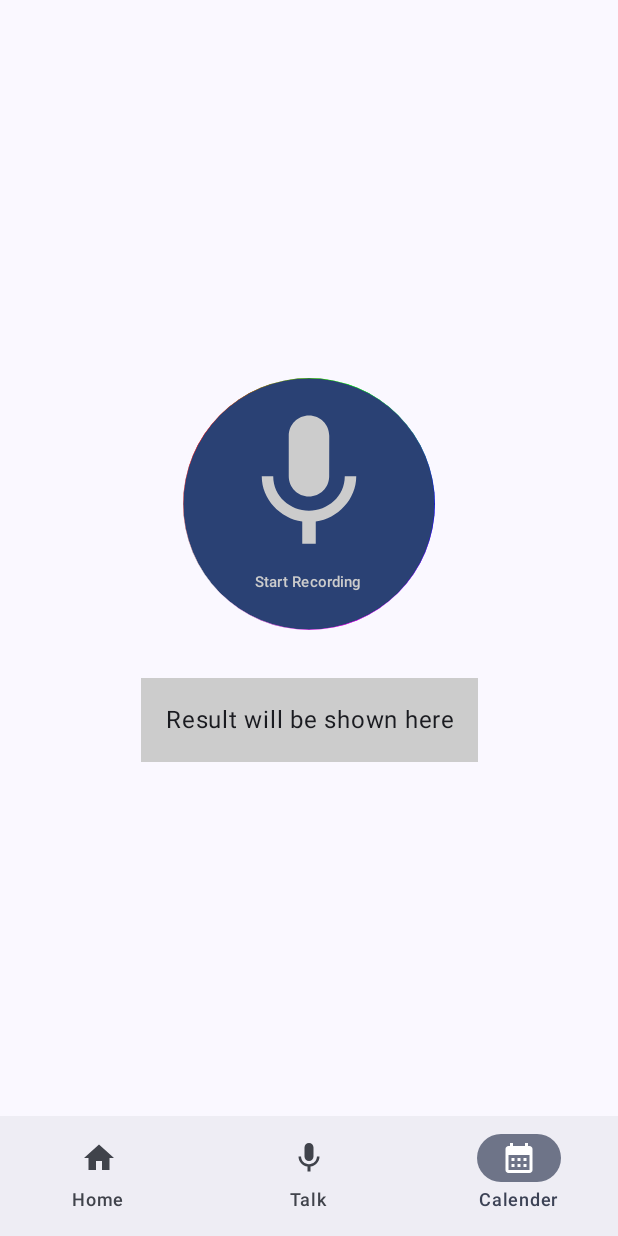
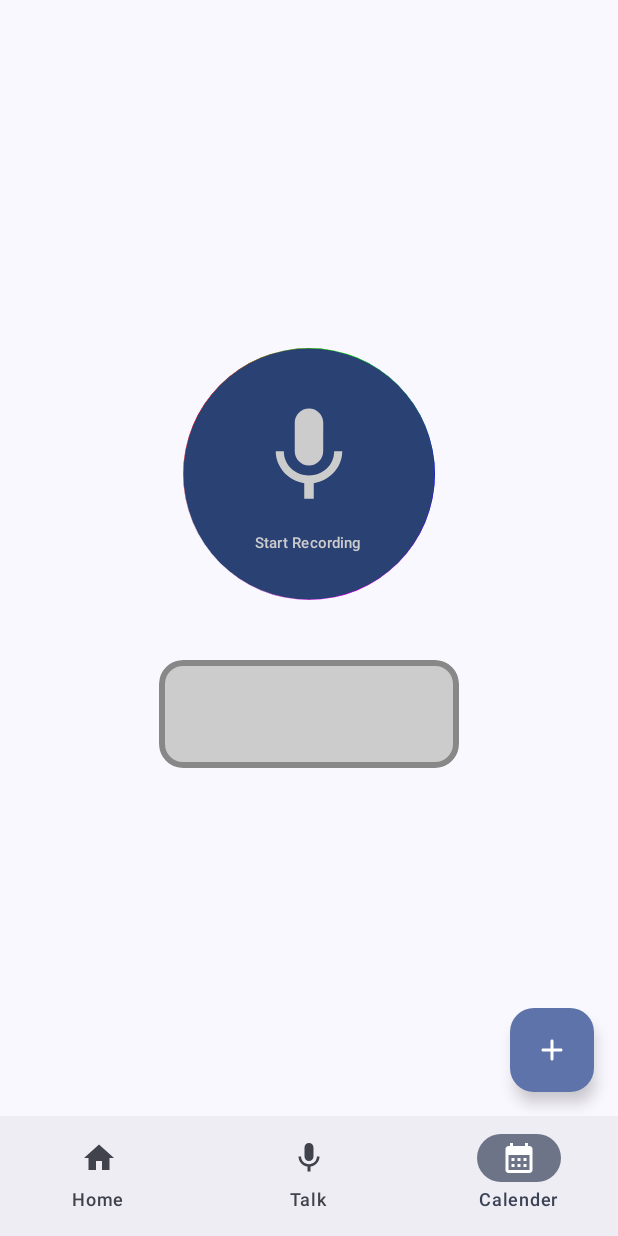
Before and after one commit to Swirl86/Listify-Planner, an Android app built with Jetpack Compose: the screen it shows after launch (MainActivity), item 3 of the bottom bar chosen, on a phone screen of 412 x 824 dp. Run offline under Robolectric (Android 15) with nearby library versions, the phone set to English and light mode, and no system bars; our stand-ins replace Dagger/Hilt's generated code, Room's generated code.

Commit message:
impl add todo function for speech to text

```diff
--- a/app/src/main/java/com/swirl/listifyplanner/presentation/home_screen/components/alert_dialogs/AlertDialog_AddScreen.kt
+++ b/app/src/main/java/com/swirl/listifyplanner/presentation/alert_dialogs/AlertDialog_AddScreen.kt
@@ -1,4 +1,4 @@
-package com.swirl.listifyplanner.presentation.home_screen.components.alert_dialogs
+package com.swirl.listifyplanner.presentation.alert_dialogs
 
 import androidx.compose.foundation.layout.Arrangement
 import androidx.compose.foundation.layout.Column
@@ -48,10 +48,12 @@ import java.time.LocalDateTime
 fun AlertDialog_AddScreen(
     openDialog: Boolean,
     onClose: () -> Unit,
-    mainViewModel: MainViewModel
+    mainViewModel: MainViewModel,
+    todoText: String? = null
 ) {
     var text by remember {  mutableStateOf("") }
     var isImportant by remember { mutableStateOf(false) }
+    todoText?.let { text = it }
 
     val todo = Todo(0, text, LocalDateTime.now(), isImportant)
 
--- a/app/src/main/java/com/swirl/listifyplanner/presentation/home_screen/components/alert_dialogs/AlertDialog_General.kt
+++ b/app/src/main/java/com/swirl/listifyplanner/presentation/alert_dialogs/AlertDialog_General.kt
@@ -1,4 +1,4 @@
-package com.swirl.listifyplanner.presentation.home_screen.components.alert_dialogs
+package com.swirl.listifyplanner.presentation.alert_dialogs
 
 import androidx.compose.material3.AlertDialog
 import androidx.compose.material3.Icon
--- a/app/src/main/java/com/swirl/listifyplanner/presentation/home_screen/HomeScreen.kt
+++ b/app/src/main/java/com/swirl/listifyplanner/presentation/home_screen/HomeScreen.kt
@@ -32,7 +32,7 @@ import androidx.lifecycle.compose.collectAsStateWithLifecycle
 import com.swirl.listifyplanner.R
 import com.swirl.listifyplanner.presentation.MainViewModel
 import com.swirl.listifyplanner.presentation.common.snackbar
-import com.swirl.listifyplanner.presentation.home_screen.components.alert_dialogs.AlertDialog_AddScreen
+import com.swirl.listifyplanner.presentation.alert_dialogs.AlertDialog_AddScreen
 import com.swirl.listifyplanner.presentation.home_screen.components.EmptyToDoScreen
 import com.swirl.listifyplanner.presentation.home_screen.components.MyTopAppBar
 import com.swirl.listifyplanner.presentation.home_screen.components.TodoCard
--- a/app/src/main/java/com/swirl/listifyplanner/presentation/home_screen/components/MyTopAppBar.kt
+++ b/app/src/main/java/com/swirl/listifyplanner/presentation/home_screen/components/MyTopAppBar.kt
@@ -19,7 +19,7 @@ import androidx.compose.ui.Modifier
 import androidx.compose.ui.graphics.Color
 import androidx.compose.ui.unit.dp
 import com.swirl.listifyplanner.presentation.common.topAppBarTextStyle
-import com.swirl.listifyplanner.presentation.home_screen.components.alert_dialogs.AlertDialog_General
+import com.swirl.listifyplanner.presentation.alert_dialogs.AlertDialog_General
 
 @OptIn(ExperimentalMaterial3Api::class)
 @Composable
--- a/app/src/main/java/com/swirl/listifyplanner/presentation/navigation/AppNavigation.kt
+++ b/app/src/main/java/com/swirl/listifyplanner/presentation/navigation/AppNavigation.kt
@@ -102,11 +102,11 @@ fun AppNavigation(mainViewModel: MainViewModel) {
                 }
             }
             composable(route = Screens.SpeechToTextScreen.name) {
-                SpeechToTextScreen()
+                SpeechToTextScreen(mainViewModel)
             }
             composable(route = Screens.CalenderScreen.name) {
                 // TODO implement calender
-                SpeechToTextScreen()
+                SpeechToTextScreen(mainViewModel)
             }
         }
     }
--- a/app/src/main/java/com/swirl/listifyplanner/presentation/speech_to_text_screen/SpeechToTextScreen.kt
+++ b/app/src/main/java/com/swirl/listifyplanner/presentation/speech_to_text_screen/SpeechToTextScreen.kt
@@ -4,13 +4,17 @@ import android.Manifest
 import androidx.activity.compose.rememberLauncherForActivityResult
 import androidx.activity.result.contract.ActivityResultContracts
 import androidx.compose.foundation.background
+import androidx.compose.foundation.border
 import androidx.compose.foundation.layout.*
 import androidx.compose.foundation.shape.RoundedCornerShape
 import androidx.compose.material.icons.Icons
 import androidx.compose.material.icons.filled.Mic
 import androidx.compose.material.icons.filled.MicOff
+import androidx.compose.material.icons.rounded.Add
 import androidx.compose.material3.Button
+import androidx.compose.material3.FloatingActionButton
 import androidx.compose.material3.Icon
+import androidx.compose.material3.Scaffold
 import androidx.compose.material3.Text
 import androidx.compose.runtime.Composable
 import androidx.compose.runtime.LaunchedEffect
@@ -18,9 +22,11 @@ import androidx.compose.runtime.collectAsState
 import androidx.compose.runtime.getValue
 import androidx.compose.runtime.mutableStateOf
 import androidx.compose.runtime.remember
+import androidx.compose.runtime.saveable.rememberSaveable
 import androidx.compose.runtime.setValue
 import androidx.compose.ui.Alignment
 import androidx.compose.ui.Modifier
+import androidx.compose.ui.draw.clip
 import androidx.compose.ui.graphics.Color
 import androidx.compose.ui.platform.LocalContext
 import androidx.compose.ui.text.style.TextAlign
@@ -30,6 +36,8 @@ import com.google.accompanist.permissions.ExperimentalPermissionsApi
 import com.google.accompanist.permissions.isGranted
 import com.google.accompanist.permissions.rememberPermissionState
 import com.swirl.listifyplanner.R
+import com.swirl.listifyplanner.presentation.MainViewModel
+import com.swirl.listifyplanner.presentation.alert_dialogs.AlertDialog_AddScreen
 import com.swirl.listifyplanner.presentation.common.drawAnimationBorder
 import com.swirl.listifyplanner.presentation.common.toastMsg
 import com.swirl.listifyplanner.utils.UiText
@@ -37,7 +45,7 @@ import com.swirl.listifyplanner.utils.speech.SpeechToTextConverter
 
 @OptIn(ExperimentalPermissionsApi::class)
 @Composable
-fun SpeechToTextScreen() {
+fun SpeechToTextScreen(mainViewModel: MainViewModel) {
     val context = LocalContext.current
     val recordAudioPermissionState = rememberPermissionState(Manifest.permission.RECORD_AUDIO)
 
@@ -54,14 +62,28 @@ fun SpeechToTextScreen() {
     }
 
     val state by speechToTextConverter.state.collectAsState()
+    var openDialog by rememberSaveable { mutableStateOf(false) }
 
     LaunchedEffect(state) {
         if (!state.error.isNullOrEmpty())
             toastMsg(context, state.error!!)
     }
 
+    Scaffold(
+        floatingActionButton = {
+            FloatingActionButton(onClick = { openDialog = true }) {
+                Icon(imageVector = Icons.Rounded.Add, contentDescription = null)
+            }
+        }
+    ) { paddingValues ->
+        AlertDialog_AddScreen(
+            openDialog = openDialog,
+            onClose = { openDialog = false },
+            mainViewModel = mainViewModel,
+            state.spokenText.takeUnless { it.isEmpty() }
+        )
         Column(
-        modifier = Modifier.fillMaxSize(),
+            modifier = Modifier.fillMaxSize().padding(paddingValues),
             verticalArrangement = Arrangement.Center,
             horizontalAlignment = Alignment.CenterHorizontally
         ) {
@@ -88,7 +110,7 @@ fun SpeechToTextScreen() {
                     )
             ) {
                 Column(
-                modifier = Modifier.padding(6.dp),
+                    modifier = Modifier.padding(16.dp),
                     horizontalAlignment = Alignment.CenterHorizontally,
                     verticalArrangement = Arrangement.Center
                 ) {
@@ -97,7 +119,8 @@ fun SpeechToTextScreen() {
                         contentDescription = null,
                         modifier = Modifier
                             .weight(4f)
-                        .fillMaxSize(),
+                            .fillMaxSize()
+                            .padding(6.dp),
                         tint = Color.LightGray
                     )
                     Text(
@@ -112,14 +135,28 @@ fun SpeechToTextScreen() {
                     )
                 }
             }
-        Spacer(modifier = Modifier.height(16.dp))
+            Spacer(modifier = Modifier.height(8.dp))
+            Column(modifier = Modifier
+                .padding(16.dp)
+                .fillMaxWidth()
+                .wrapContentSize(Alignment.Center)
+                .clip(shape = RoundedCornerShape(16.dp)),
+            ) {
+                Box(
+                    modifier = Modifier
+                    .defaultMinSize(200.dp, 60.dp)
+                    .border(width = 4.dp, color = Color.Gray, shape = RoundedCornerShape(16.dp))
+                    .background(Color.LightGray)
+                    .padding(8.dp),
+                    contentAlignment = Alignment.Center
+                ) {
                     Text(
-            text = state.spokenText.ifEmpty { UiText.StringResource(R.string.speech_result_shown).asString(context) },
-            textAlign = TextAlign.Center,
-            modifier = Modifier
-                .padding(horizontal = 16.dp)
-                .background(Color.LightGray)
-                .padding(16.dp)
+                        text = state.spokenText,
+                        modifier = Modifier.padding(16.dp),
+                        textAlign = TextAlign.Center
                     )
                 }
             }
+        }
+    }
+}
--- a/app/src/main/res/values/strings.xml
+++ b/app/src/main/res/values/strings.xml
@@ -20,7 +20,6 @@
     <!-- Speech_To_Text_screen  -->
     <string name="speech_start">Start Recording</string>
     <string name="speech_stop">Stop Recording</string>
-    <string name="speech_result_shown">Result will be shown here</string>
     <string name="speech_permission_prompt">This app requires the access to Microphone to record your voice.</string>
 
 
```
Lines whose indentation alone changed are shown as unchanged.
